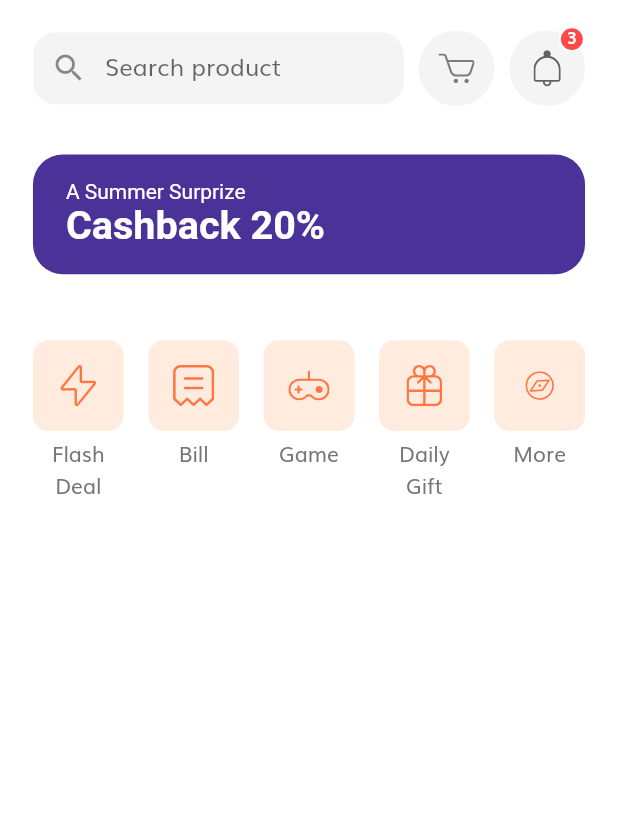
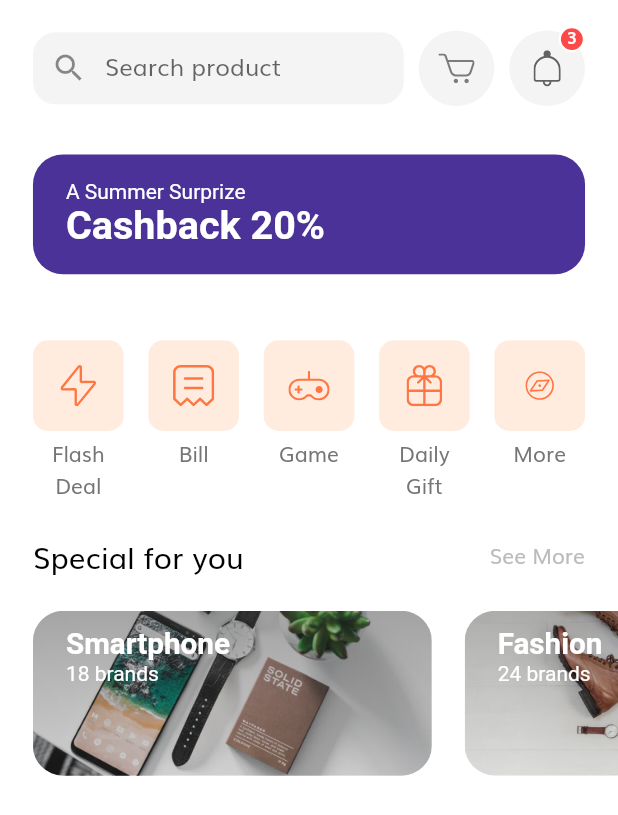
Before and after one commit to Yousuf7075/tokoto_ecom_ui, a Flutter app: the HomeScreen screen opened by its route, on a phone screen of 412 x 824 dp. Shown: the top 815 px of the screen. Run offline on Flutter 3.47's test engine with Material 2 defaults, Android fonts, the phone set to English and light mode, and no system bars; our stand-ins replace flutter_svg.

Commit message:
done special offer

```diff
--- a/lib/screens/home/components/body.dart
+++ b/lib/screens/home/components/body.dart
@@ -2,6 +2,8 @@ import 'package:flutter/cupertino.dart';
 import 'package:flutter/material.dart';
 import 'package:tokoto_ecom/screens/home/components/categories.dart';
 import 'package:tokoto_ecom/screens/home/components/discount_banner.dart';
+import 'package:tokoto_ecom/screens/home/components/section_title.dart';
+import 'package:tokoto_ecom/screens/home/components/special_offer.dart';
 import 'package:tokoto_ecom/size_config.dart';
 import 'home_header.dart';
 
@@ -16,7 +18,8 @@ class Body extends StatelessWidget {
             HomeHeader(),
             SizedBox(height: getProportionateScreenHeight(10)),
             DiscountBanner(),
-            Categories()
+            Categories(),
+            SpecialOffers()
           ],
         ),
       ),
--- /dev/null
+++ b/lib/screens/home/components/section_title.dart
@@ -0,0 +1,36 @@
+
+import 'package:flutter/material.dart';
+import 'package:tokoto_ecom/size_config.dart';
+
+class SectionTitle extends StatelessWidget {
+
+  const SectionTitle({
+    Key key,
+    @required this.title,
+    @required this.press,
+  }) : super(key: key);
+
+  final String title;
+  final GestureTapCallback press;
+
+  @override
+  Widget build(BuildContext context) {
+    return Row(
+      mainAxisAlignment: MainAxisAlignment.spaceBetween,
+      children: [
+        Text(
+          title,
+          style: TextStyle(
+              fontSize: getProportionateScreenWidth(18), color: Colors.black),
+        ),
+        GestureDetector(
+          onTap: press,
+          child: Text(
+            "See More",
+            style: TextStyle(color: Color(0xFFBBBBBB)),
+          ),
+        )
+      ],
+    );
+  }
+}
--- /dev/null
+++ b/lib/screens/home/components/special_offer.dart
@@ -0,0 +1,112 @@
+import 'package:flutter/material.dart';
+import 'package:flutter/cupertino.dart';
+import 'package:tokoto_ecom/screens/home/components/section_title.dart';
+import 'package:tokoto_ecom/size_config.dart';
+
+class SpecialOffers extends StatelessWidget {
+  @override
+  Widget build(BuildContext context) {
+    return Column(
+      children: [
+        Padding(
+          padding:
+              EdgeInsets.symmetric(horizontal: getProportionateScreenWidth(20)),
+          child: SectionTitle(
+            title: "Special for you",
+            press: () {},
+          ),
+        ),
+        SizedBox(
+          height: getProportionateScreenWidth(20),
+        ),
+        SingleChildScrollView(
+          scrollDirection: Axis.horizontal,
+          child: Row(
+            children: [
+              SpecialOfferCard(
+                image: "assets/images/Image Banner 2.png",
+                category: "Smartphone",
+                numOfBrands: 18,
+                press: () {},
+              ),
+              SpecialOfferCard(
+                image: "assets/images/Image Banner 3.png",
+                category: "Fashion",
+                numOfBrands: 24,
+                press: () {},
+              ),
+              SpecialOfferCard(
+                image: "assets/images/Image Banner 2.png",
+                category: "Smartphone",
+                numOfBrands: 18,
+                press: () {},
+              ),
+              SizedBox(width: getProportionateScreenWidth(20)),
+            ],
+          ),
+        ),
+      ],
+    );
+  }
+}
+
+class SpecialOfferCard extends StatelessWidget {
+  const SpecialOfferCard({
+    Key key,
+    @required this.category,
+    @required this.image,
+    @required this.numOfBrands,
+    @required this.press,
+  }) : super(key: key);
+
+  final String category, image;
+  final int numOfBrands;
+  final GestureTapCallback press;
+
+  @override
+  Widget build(BuildContext context) {
+    return Padding(
+      padding: EdgeInsets.only(left: getProportionateScreenWidth(20)),
+      child: SizedBox(
+        height: getProportionateScreenWidth(100),
+        width: getProportionateScreenWidth(242),
+        child: ClipRRect(
+          borderRadius: BorderRadius.circular(20),
+          child: Stack(
+            children: [
+              Image.asset(
+                image,
+                fit: BoxFit.cover,
+              ),
+              Container(
+                decoration: BoxDecoration(
+                    gradient: LinearGradient(
+                  begin: Alignment.topCenter,
+                  end: Alignment.bottomCenter,
+                  colors: [
+                    Color(0xFF343434).withOpacity(0.4),
+                    Color(0xFF343434).withOpacity(0.15),
+                  ],
+                )),
+              ),
+              Padding(
+                padding: EdgeInsets.symmetric(
+                    vertical: getProportionateScreenWidth(10),
+                    horizontal: getProportionateScreenWidth(20)),
+                child: Text.rich(
+                    TextSpan(style: TextStyle(color: Colors.white), children: [
+                  TextSpan(
+                      text: "$category\n",
+                      style: TextStyle(
+                          fontSize: getProportionateScreenWidth(18),
+                          fontWeight: FontWeight.bold)),
+                  TextSpan(text: "$numOfBrands brands")
+                ])),
+              )
+            ],
+          ),
+        ),
+      ),
+    );
+  }
+}
```
